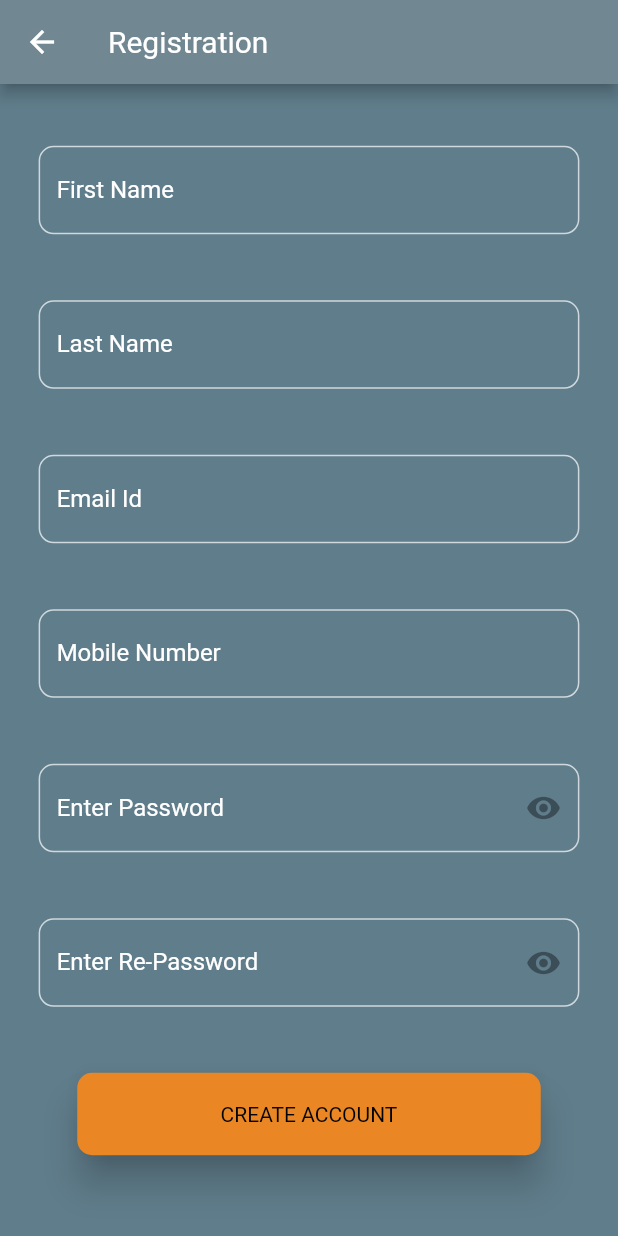
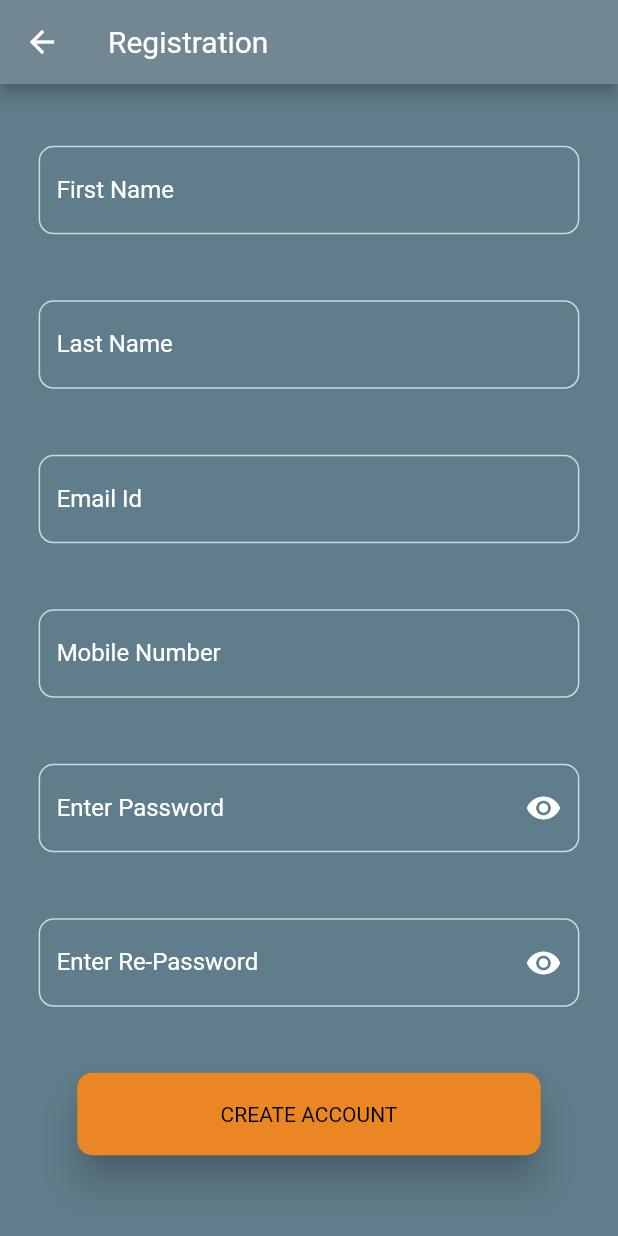
Before and after one commit to Ayushi-nigam/Krowdfunding, a Flutter app: the screen it shows after launch, after a tap on "Sign In", after a tap on "Sign Up", on a phone screen of 412 x 824 dp. Run offline on Flutter 3.47's test engine with Material 2 defaults, Android fonts, the phone set to English and light mode, and no system bars; our stand-ins replace cloud_firestore, firebase_core, flare_flutter, font_awesome_flutter; accounts and stored records are empty.

Commit message:
changes of fundraise

```diff
--- a/crowd_funding/lib/app_screens/Login.dart
+++ b/crowd_funding/lib/app_screens/Login.dart
@@ -13,53 +13,76 @@ class Login extends StatefulWidget {
 
 class _LoginForm extends State<Login> {
   final loginFormKey = GlobalKey<FormState>();
-
+  bool _showPassword = false;
   @override
   Widget build(BuildContext context) {
-    return Form(
+    return Scaffold(
+      appBar: new AppBar(
+        backgroundColor: Theme.of(context).appBarTheme.color,
+        iconTheme: Theme.of(context).iconTheme,
+        title: new Text(
+          "Login",
+          style: new TextStyle(color: Colors.white),
+        ),
+      ),
+      backgroundColor: Theme.of(context).scaffoldBackgroundColor,
+      body: new Form(
         key: loginFormKey,
-        child: new Scaffold(
-          backgroundColor: Theme.of(context).scaffoldBackgroundColor,
-          body: new ListView(
-            children: <Widget>[
-              Column(
+        child: new Center(
+            child: ListView(
+          children: [
+            SizedBox(height: MediaQuery.of(context).size.height / 20),
+            new Container(
+              child: Column(
                   mainAxisAlignment: MainAxisAlignment.spaceEvenly,
-                children: <Widget>[
-                  new Container(
-                    margin: EdgeInsets.symmetric(
-                        vertical: 0,
-                        horizontal: (MediaQuery.of(context).size.width - 350)),
-                    child: Column(children: [
-                      SizedBox(height: 40.0),
-                      SizedBox(
-                          width: MediaQuery.of(context).size.width - 30,
-                          height: 70,
+                  mainAxisSize: MainAxisSize.max,
+                  children: [
+                    Container(
+                        width: MediaQuery.of(context).size.width -
+                            MediaQuery.of(context).size.width / 8,
+                        height: MediaQuery.of(context).size.height / 10,
                         child: TextFField(
+                          obscureTexts: false,
+                          keyboardTypes: TextInputType.emailAddress,
+                          maxLenthOfTextField: null,
+                          validInput: RegExp(r'[a-zA-Z@.]'),
                           lableTextField: "Enter Email",
                           hintTextField: "Enter your email Id",
-                            suffixIcons: null,
                           errorText: "Please Enter Email Id",
                         )),
-                      SizedBox(height: 40.0),
-                      SizedBox(
-                          width: MediaQuery.of(context).size.width - 30,
-                          height: 50,
+                    SizedBox(height: MediaQuery.of(context).size.height / 40),
+                    Container(
+                        width: MediaQuery.of(context).size.width -
+                            MediaQuery.of(context).size.width / 8,
+                        height: MediaQuery.of(context).size.height / 10,
                         child: TextFField(
+                          obscureTexts: !_showPassword,
+                          keyboardTypes: TextInputType.visiblePassword,
+                          maxLenthOfTextField: null,
+                          validInput: RegExp(r'[a-zA-Z0-9@#$%&*^]'),
                           lableTextField: "Enter Password",
                           hintTextField: "Enter your password",
                           suffixIcons: IconButton(
                                 icon: Icon(
                               Icons.remove_red_eye,
-                                //color: this._showPassword ? Colors.blue : Colors.grey,
+                             color: this._showPassword
+                                  ? Colors.grey:
+                                  Theme.of(context).iconTheme.color,
                             ),
-                              onPressed: null,
+                             onPressed: (){
+                               setState(() {
+                                    _showPassword=!_showPassword;
+                                  });
+                             },
                             ),
+
                           errorText: "Please Enter Password",
                         )),
-                      SizedBox(height: 30.0),
-                      SizedBox(
-                          width: MediaQuery.of(context).size.width - 30,
-                          height: 50,
+                    SizedBox(height: MediaQuery.of(context).size.height / 40),
+                    Container(
+                        width: MediaQuery.of(context).size.width -
+                            MediaQuery.of(context).size.width / 4,
+                        height: MediaQuery.of(context).size.height / 15,
                         child: RaisedButton(
                             color: Theme.of(context).buttonColor,
                             textColor: Color.fromRGBO(0, 0, 0, 1),
@@ -79,24 +102,26 @@ class _LoginForm extends State<Login> {
                                     builder: (context) => Dashboard(),
                                   ),
                                 );
-                                  Scaffold.of(context).showSnackBar(SnackBar(
-                                      content: Text('Processing Data')));
+                                Scaffold.of(context).showSnackBar(
+                                    SnackBar(content: Text('Processing Data')));
                               }
                             })),
                   ]),
             ),
-                  new Column(children: [
-                    SizedBox(height: 30.0),
+            new Column(
+                mainAxisAlignment: MainAxisAlignment.spaceEvenly,
+                mainAxisSize: MainAxisSize.max,
+                children: [
+                  SizedBox(height: MediaQuery.of(context).size.height / 40),
                   Text(
                     "OR",
                     textAlign: TextAlign.center,
                   ),
-                    SizedBox(
-                      height: 15,
-                    ),
-                    SizedBox(
-                        width: MediaQuery.of(context).size.width - 30,
-                        height: 50,
+                  SizedBox(height: MediaQuery.of(context).size.height / 40),
+                  Container(
+                      width: MediaQuery.of(context).size.width -
+                          MediaQuery.of(context).size.width / 4,
+                      height: MediaQuery.of(context).size.height / 15,
                       child: RaisedButton(
                           color: Colors.blue,
                           onPressed: () {},
@@ -124,10 +149,11 @@ class _LoginForm extends State<Login> {
                           ),
                           shape: RoundedRectangleBorder(
                               borderRadius: BorderRadius.circular(10)))),
-                    SizedBox(height: 15),
-                    SizedBox(
-                        width: MediaQuery.of(context).size.width - 30,
-                        height: 50,
+                  SizedBox(height: MediaQuery.of(context).size.height / 40),
+                  Container(
+                      width: MediaQuery.of(context).size.width -
+                          MediaQuery.of(context).size.width / 4,
+                      height: MediaQuery.of(context).size.height / 15,
                       child: RaisedButton(
                           color: Colors.blue[800],
                           onPressed: () {},
@@ -142,7 +168,7 @@ class _LoginForm extends State<Login> {
                                 ),
                               ),
                               Padding(
-                                  padding: EdgeInsets.only(left: 40),
+                                padding: EdgeInsets.only(left: 20),
                                 child: Text(
                                   'Sign In with Facebook',
                                   textAlign: TextAlign.center,
@@ -155,12 +181,11 @@ class _LoginForm extends State<Login> {
                           ),
                           shape: RoundedRectangleBorder(
                               borderRadius: BorderRadius.circular(10)))),
-                    SizedBox(
-                      height: 15.0,
-                    ),
-                    SizedBox(
-                        width: MediaQuery.of(context).size.width - 150,
-                        height: 50,
+                  SizedBox(height: MediaQuery.of(context).size.height / 40),
+                  Container(
+                      width: MediaQuery.of(context).size.width -
+                          MediaQuery.of(context).size.width / 4,
+                      height: MediaQuery.of(context).size.height / 15,
                       child: RaisedButton(
                           color: Theme.of(context).primaryColor,
                           textColor: Color.fromRGBO(0, 0, 0, 1),
@@ -182,9 +207,8 @@ class _LoginForm extends State<Login> {
                           })),
                 ]),
           ],
-              )
-            ],
+        )),
       ),
-        ));
+    );
   }
 }
--- a/crowd_funding/lib/app_screens/Registration.dart
+++ b/crowd_funding/lib/app_screens/Registration.dart
@@ -19,6 +19,7 @@ class _RegistrartionForm extends State<Registration> {
   final emailId = TextEditingController();
   final password = TextEditingController();
   final confirmPassword = TextEditingController();
+  bool _showPassword=false;
   CollectionReference firebaseUsers =
       FirebaseFirestore.instance.collection('UserProfile');
 
@@ -49,10 +50,13 @@ class _RegistrartionForm extends State<Registration> {
                           MediaQuery.of(context).size.width / 8,
                       height: MediaQuery.of(context).size.height / 10,
                       child: TextFField(
+                          obscureTexts: false,
+                          keyboardTypes: TextInputType.name,
+                          maxLenthOfTextField: null,
+                          validInput: RegExp(r'[a-zA-Z]'),
                           lableTextField: "First Name",
                           hintTextField: "Enter The First Name",
                           errorText: "Please Enter First Name",
-                          suffixIcons: null,
                           myController: this.firstName),
                     ),
                     SizedBox(height: MediaQuery.of(context).size.height / 40),
@@ -61,10 +65,13 @@ class _RegistrartionForm extends State<Registration> {
                             MediaQuery.of(context).size.width / 8,
                         height: MediaQuery.of(context).size.height / 10,
                         child: TextFField(
+                          obscureTexts: false,
+                          keyboardTypes: TextInputType.name,
+                          maxLenthOfTextField: null,
+                          validInput: RegExp(r'[a-zA-Z]'),
                             lableTextField: "Last Name",
                             hintTextField: "Enter The Last Name",
                             errorText: "Please Enter Last Name",
-                            suffixIcons: null,
                             myController: this.lastName)),
                     SizedBox(height: MediaQuery.of(context).size.height / 40),
                     Container(
@@ -72,10 +79,13 @@ class _RegistrartionForm extends State<Registration> {
                           MediaQuery.of(context).size.width / 8,
                       height: MediaQuery.of(context).size.height / 10,
                       child: TextFField(
+                          obscureTexts: false,
+                          keyboardTypes: TextInputType.emailAddress,
+                          maxLenthOfTextField: null,
+                          validInput: RegExp(r'[a-zA-Z@.]'),
                           lableTextField: "Email Id",
                           hintTextField: "Enter The Email Id",
                           errorText: "Please Enter Email Id",
-                          suffixIcons: null,
                           myController: this.emailId),
                     ),
                     SizedBox(height: MediaQuery.of(context).size.height / 40),
@@ -84,10 +94,13 @@ class _RegistrartionForm extends State<Registration> {
                             MediaQuery.of(context).size.width / 8,
                         height: MediaQuery.of(context).size.height / 10,
                         child: TextFField(
+                          obscureTexts: false,
+                          keyboardTypes: TextInputType.number,
+                          maxLenthOfTextField: 10,
+                          validInput: RegExp(r'[0-9]'),
                             lableTextField: "Mobile Number",
                             hintTextField: "Enter Mobile Number",
                             errorText: "Please Enter Mobile Number",
-                            suffixIcons: null,
                             myController: this.mobileNumber)),
                     SizedBox(height: MediaQuery.of(context).size.height / 40),
                     Container(
@@ -95,15 +108,23 @@ class _RegistrartionForm extends State<Registration> {
                             MediaQuery.of(context).size.width / 8,
                         height: MediaQuery.of(context).size.height / 10,
                         child: TextFField(
+                            obscureTexts: !_showPassword,
+                            keyboardTypes: TextInputType.visiblePassword,
+                            maxLenthOfTextField: null,
+                            validInput: RegExp(r'[a-zA-Z0-9@#$%&*^]'),
                             lableTextField: "Enter Password",
                             hintTextField: "Enter your password",
                             errorText: "Please Enter Password",
                             suffixIcons: IconButton(
-                              icon: new Icon(
+                               icon: Icon(
                              Icons.remove_red_eye,
-                                //color: this._showPassword ? Colors.blue : Colors.grey,
+                             color: this._showPassword ? Colors.grey : Theme.of(context).iconTheme.color,
                              ),
-                              onPressed: null,
+                              onPressed: (){
+                               setState(() {
+                                    _showPassword=!_showPassword;
+                                  });
+                             },
                              ),
                             myController: this.password)),
                     SizedBox(height: MediaQuery.of(context).size.height / 40),
@@ -112,15 +133,23 @@ class _RegistrartionForm extends State<Registration> {
                             MediaQuery.of(context).size.width / 8,
                         height: MediaQuery.of(context).size.height / 10,
                         child: TextFField(
+                            obscureTexts:!_showPassword,
+                            keyboardTypes: TextInputType.visiblePassword,
+                            maxLenthOfTextField: null,
+                            validInput: RegExp(r'[a-zA-Z0-9@#$%&*^]'),
                             lableTextField: "Enter Re-Password",
                             hintTextField: "Enter your Re-Password",
                             errorText: "Please Enter Re-Password",
                             suffixIcons: IconButton(
                                icon: Icon(
                              Icons.remove_red_eye,
-                                //color: this._showPassword ? Colors.blue : Colors.grey,
+                              color: this._showPassword ? Colors.grey : Theme.of(context).iconTheme.color,
                              ),
-                              onPressed: null,
+                             onPressed: (){
+                               setState(() {
+                                    _showPassword=!_showPassword;
+                                  });
+                             },
                              ),
                             myController: this.confirmPassword)),
                     SizedBox(height: MediaQuery.of(context).size.height / 40),
--- a/crowd_funding/lib/app_screens/TextFField.dart
+++ b/crowd_funding/lib/app_screens/TextFField.dart
@@ -1,20 +1,36 @@
 import 'package:flutter/material.dart';
+import 'package:flutter/services.dart';
 
 class TextFField extends StatelessWidget {
   String lableTextField;
   String hintTextField;
   String errorText;
   final myController;
+  bool obscureTexts;
+  Pattern validInput;
   IconButton suffixIcons;
+  TextInputType keyboardTypes;
+  int maxLenthOfTextField;
   TextFField(
       {this.lableTextField,
       this.hintTextField,
       this.suffixIcons,
       this.errorText,
-      this.myController});
+      this.myController,
+      this.keyboardTypes,
+      this.maxLenthOfTextField,
+      this.obscureTexts,
+      this.validInput
+      });
 
   Widget build(BuildContext context) {
     return TextFormField(
+      keyboardType: keyboardTypes,
+      obscureText: obscureTexts,
+      inputFormatters: <TextInputFormatter>[
+                  LengthLimitingTextInputFormatter(maxLenthOfTextField),
+                  FilteringTextInputFormatter.allow(validInput),
+                  ],
       controller: myController,
       textDirection: TextDirection.ltr,
       decoration: InputDecoration(
```
Lines whose indentation alone changed are shown as unchanged.
